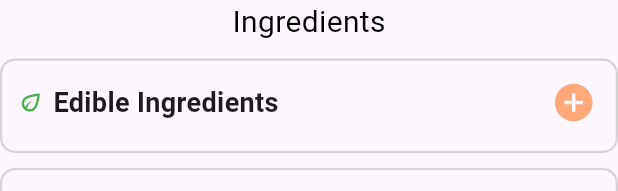
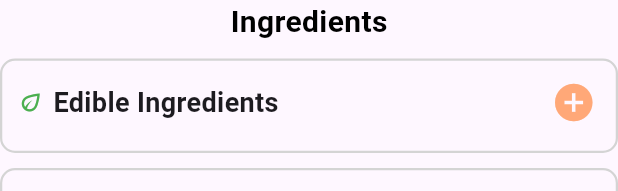
Before and after one commit to tims-exe/Bakery-Management-System, a Flutter app: the IngredientsPanel widget shown alone on an empty page, opened directly with empty values, on a phone screen of 412 x 824 dp. Shown: the top 191 px of the screen. Run offline on Flutter 3.47's test engine with Material 3 defaults, Android fonts, the phone set to English and light mode, and no system bars; our stand-ins replace flutter_dotenv, fluttertoast, intl_phone_number_input, permission_handler, sqflite; accounts and stored records are empty; statements that could not run were skipped.

Commit message:
show total cost in the ingredients panel and bold its heading

```diff
--- a/lib/components/ingredients_panel.dart
+++ b/lib/components/ingredients_panel.dart
@@ -179,7 +179,11 @@ class IngredientsPanel extends StatelessWidget {
         Center(
           child: Text(
             baseLabel.isEmpty ? 'Ingredients' : 'Ingredients for $baseLabel',
-            style: const TextStyle(fontSize: 20, color: Colors.black),
+            style: const TextStyle(
+              fontSize: 20,
+              fontWeight: FontWeight.bold,
+              color: Colors.black,
+            ),
           ),
         ),
         const SizedBox(height: 10),
@@ -200,23 +204,38 @@ class IngredientsPanel extends StatelessWidget {
           'Total Packing',
           prices.packing,
         ),
-        if (showBreakdown && controller.hasIngredients) ...[
+        if (controller.hasIngredients) ...[
           const SizedBox(height: 10),
-          _summaryRow('Work Cost', _money(prices.work)),
-          _summaryRow('Profit Value', _money(prices.profit)),
+          if (showBreakdown) ...[
+            _summaryRow('Work Cost', _money(prices.work)),
+            _summaryRow('Profit Value', _money(prices.profit)),
+          ],
+          _summaryRow('Total Cost', _money(prices.total), highlight: true),
         ],
       ],
     );
   }
 
-  Widget _summaryRow(String label, String value) {
+  Widget _summaryRow(String label, String value, {bool highlight = false}) {
     return Container(
       margin: const EdgeInsets.symmetric(vertical: 1),
       padding: const EdgeInsets.symmetric(horizontal: 12, vertical: 8),
+      decoration: highlight
+          ? BoxDecoration(
+              color: _totalBg,
+              borderRadius: BorderRadius.circular(10),
+            )
+          : null,
       child: Row(
         mainAxisAlignment: MainAxisAlignment.spaceBetween,
         children: [
-          Text(label, style: const TextStyle(fontSize: 17)),
+          Text(
+            label,
+            style: TextStyle(
+              fontSize: 17,
+              fontWeight: highlight ? FontWeight.w600 : FontWeight.normal,
+            ),
+          ),
           Text(
             value,
             style: const TextStyle(fontSize: 17, fontWeight: FontWeight.w600),
```
